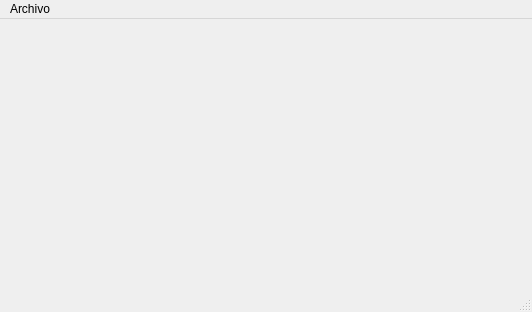
Above: gui/directores.ui from QuitoAr/Cine before the change. Below: the same form after it.
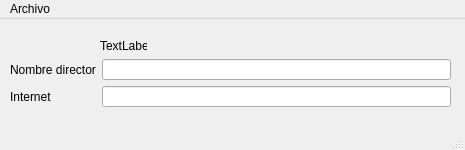
That is the form after the change. Icons and pictures are not drawn.

Commit message: Reiniciando el proyecto de directores

The edit to the form file:
```diff
--- a/gui/directores.ui
+++ b/gui/directores.ui
@@ -9,8 +9,8 @@
    <rect>
     <x>0</x>
     <y>0</y>
-    <width>532</width>
-    <height>312</height>
+    <width>465</width>
+    <height>150</height>
    </rect>
   </property>
   <property name="windowTitle">
@@ -20,13 +20,63 @@
    <iconset>
     <normaloff>../dire.png</normaloff>../dire.png</iconset>
   </property>
-  <widget class="QWidget" name="centralwidget"/>
+  <widget class="QWidget" name="centralwidget">
+   <widget class="QWidget" name="layoutWidget">
+    <property name="geometry">
+     <rect>
+      <x>10</x>
+      <y>40</y>
+      <width>441</width>
+      <height>48</height>
+     </rect>
+    </property>
+    <layout class="QGridLayout" name="gridLayout">
+     <item row="0" column="1">
+      <widget class="QLineEdit" name="nombreCineasta"/>
+     </item>
+     <item row="1" column="1">
+      <widget class="QLineEdit" name="wikiDirector">
+       <property name="placeholderText">
+        <string extracomment="Sitio"/>
+       </property>
+      </widget>
+     </item>
+     <item row="1" column="0">
+      <widget class="QLabel" name="actionInternet">
+       <property name="text">
+        <string>Internet</string>
+       </property>
+      </widget>
+     </item>
+     <item row="0" column="0">
+      <widget class="QLabel" name="label">
+       <property name="text">
+        <string>Nombre director</string>
+       </property>
+      </widget>
+     </item>
+    </layout>
+   </widget>
+   <widget class="QLabel" name="labelId_Director">
+    <property name="geometry">
+     <rect>
+      <x>100</x>
+      <y>20</y>
+      <width>47</width>
+      <height>13</height>
+     </rect>
+    </property>
+    <property name="text">
+     <string>TextLabel</string>
+    </property>
+   </widget>
+  </widget>
   <widget class="QMenuBar" name="menubar">
    <property name="geometry">
     <rect>
      <x>0</x>
      <y>0</y>
-     <width>532</width>
+     <width>465</width>
      <height>21</height>
     </rect>
    </property>
```
Left out of the diff: 9 changed lines with no effect on the pictures. The commit also changes 9 other files.
